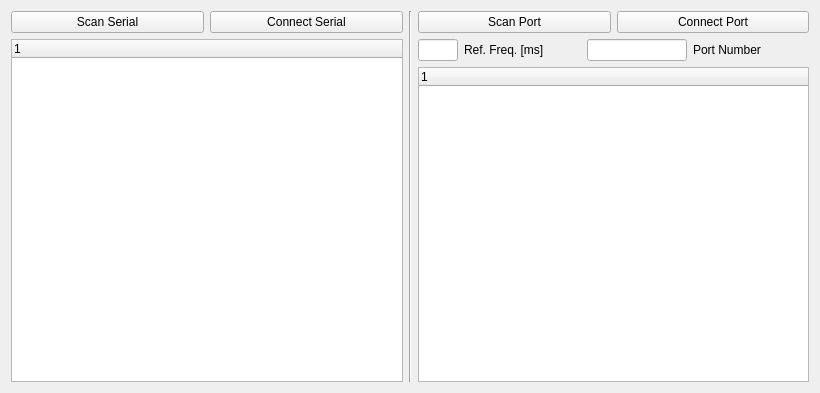
Qt form VisualStudioCode/SuperTerminal/topForm.ui (DamianPodrazaCode/Python_code) before a commit.
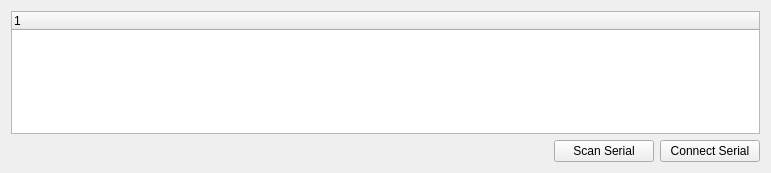
The same form after that commit.

The edit to the form file:
```diff
--- a/VisualStudioCode/SuperTerminal/topForm.ui
+++ b/VisualStudioCode/SuperTerminal/topForm.ui
@@ -6,8 +6,8 @@
    <rect>
     <x>0</x>
     <y>0</y>
-    <width>820</width>
-    <height>393</height>
+    <width>771</width>
+    <height>173</height>
    </rect>
   </property>
   <property name="windowTitle">
@@ -18,10 +18,44 @@
     <layout class="QHBoxLayout" name="horizontalLayout_4">
      <item>
       <layout class="QVBoxLayout" name="verticalLayout_2">
+       <item>
+        <widget class="QTreeWidget" name="twSerial">
+         <column>
+          <property name="text">
+           <string notr="true">1</string>
+          </property>
+         </column>
+        </widget>
+       </item>
        <item>
         <layout class="QHBoxLayout" name="horizontalLayout">
+         <item>
+          <spacer name="horizontalSpacer">
+           <property name="orientation">
+            <enum>Qt::Orientation::Horizontal</enum>
+           </property>
+           <property name="sizeHint" stdset="0">
+            <size>
+             <width>40</width>
+             <height>20</height>
+            </size>
+           </property>
+          </spacer>
+         </item>
          <item>
           <widget class="QPushButton" name="pbScanSerial">
+           <property name="sizePolicy">
+            <sizepolicy hsizetype="Fixed" vsizetype="Fixed">
+             <horstretch>0</horstretch>
+             <verstretch>0</verstretch>
+            </sizepolicy>
+           </property>
+           <property name="minimumSize">
+            <size>
+             <width>100</width>
+             <height>0</height>
+            </size>
+           </property>
            <property name="text">
             <string>Scan Serial</string>
            </property>
@@ -29,109 +63,24 @@
          </item>
          <item>
           <widget class="QPushButton" name="pbConnectSerial">
+           <property name="sizePolicy">
+            <sizepolicy hsizetype="Fixed" vsizetype="Fixed">
+             <horstretch>0</horstretch>
+             <verstretch>0</verstretch>
+            </sizepolicy>
+           </property>
+           <property name="minimumSize">
+            <size>
+             <width>100</width>
+             <height>0</height>
+            </size>
+           </property>
            <property name="text">
             <string>Connect Serial</string>
            </property>
           </widget>
          </item>
         </layout>
-       </item>
-       <item>
-        <widget class="QTreeWidget" name="twSerial">
-         <column>
-          <property name="text">
-           <string notr="true">1</string>
-          </property>
-         </column>
-        </widget>
-       </item>
-      </layout>
-     </item>
-     <item>
-      <widget class="Line" name="line">
-       <property name="orientation">
-        <enum>Qt::Orientation::Vertical</enum>
-       </property>
-      </widget>
-     </item>
-     <item>
-      <layout class="QVBoxLayout" name="verticalLayout_3">
-       <item>
-        <layout class="QHBoxLayout" name="horizontalLayout_2">
-         <item>
-          <widget class="QPushButton" name="pbScanPort">
-           <property name="text">
-            <string>Scan Port</string>
-           </property>
-          </widget>
-         </item>
-         <item>
-          <widget class="QPushButton" name="pbConnectPort">
-           <property name="text">
-            <string>Connect Port</string>
-           </property>
-          </widget>
-         </item>
-        </layout>
-       </item>
-       <item>
-        <layout class="QHBoxLayout" name="horizontalLayout_3">
-         <item>
-          <widget class="QLineEdit" name="leRefFreq">
-           <property name="minimumSize">
-            <size>
-             <width>0</width>
-             <height>0</height>
-            </size>
-           </property>
-           <property name="maximumSize">
-            <size>
-             <width>40</width>
-             <height>16777215</height>
-            </size>
-           </property>
-           <property name="baseSize">
-            <size>
-             <width>0</width>
-             <height>0</height>
-            </size>
-           </property>
-          </widget>
-         </item>
-         <item>
-          <widget class="QLabel" name="label">
-           <property name="text">
-            <string>Ref. Freq. [ms]</string>
-           </property>
-          </widget>
-         </item>
-         <item>
-          <widget class="QLineEdit" name="lePortNumber">
-           <property name="maximumSize">
-            <size>
-             <width>100</width>
-             <height>16777215</height>
-            </size>
-           </property>
-          </widget>
-         </item>
-         <item>
-          <widget class="QLabel" name="label_2">
-           <property name="text">
-            <string>Port Number</string>
-           </property>
-          </widget>
-         </item>
-        </layout>
-       </item>
-       <item>
-        <widget class="QTreeWidget" name="twPort">
-         <column>
-          <property name="text">
-           <string notr="true">1</string>
-          </property>
-         </column>
-        </widget>
        </item>
       </layout>
      </item>
```
